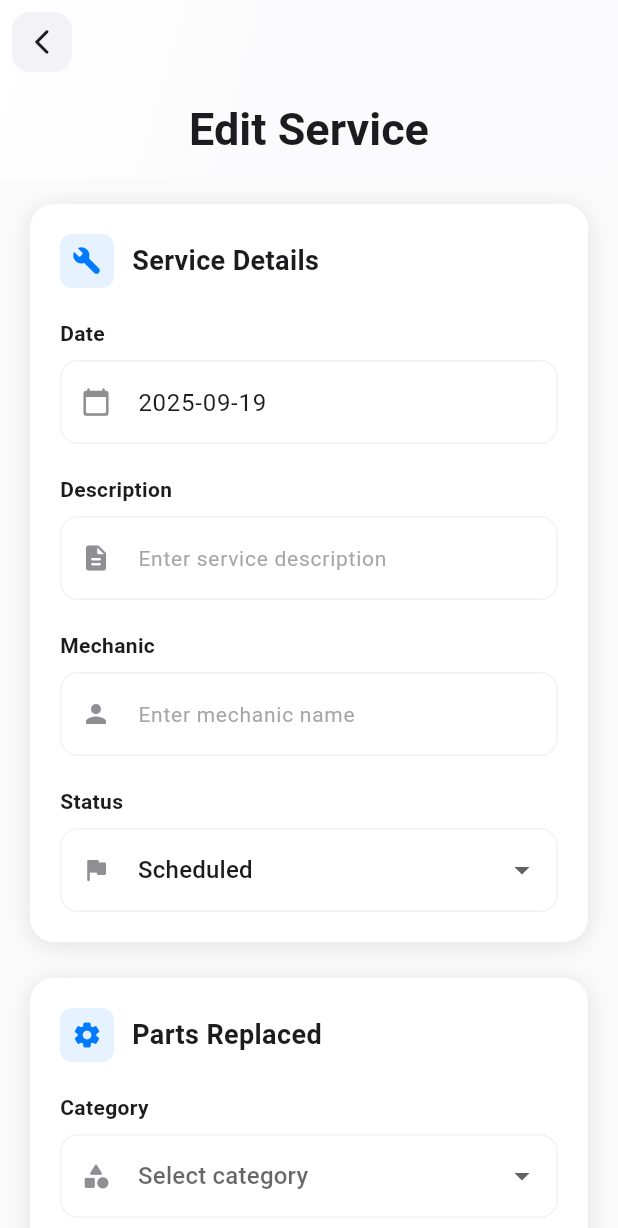
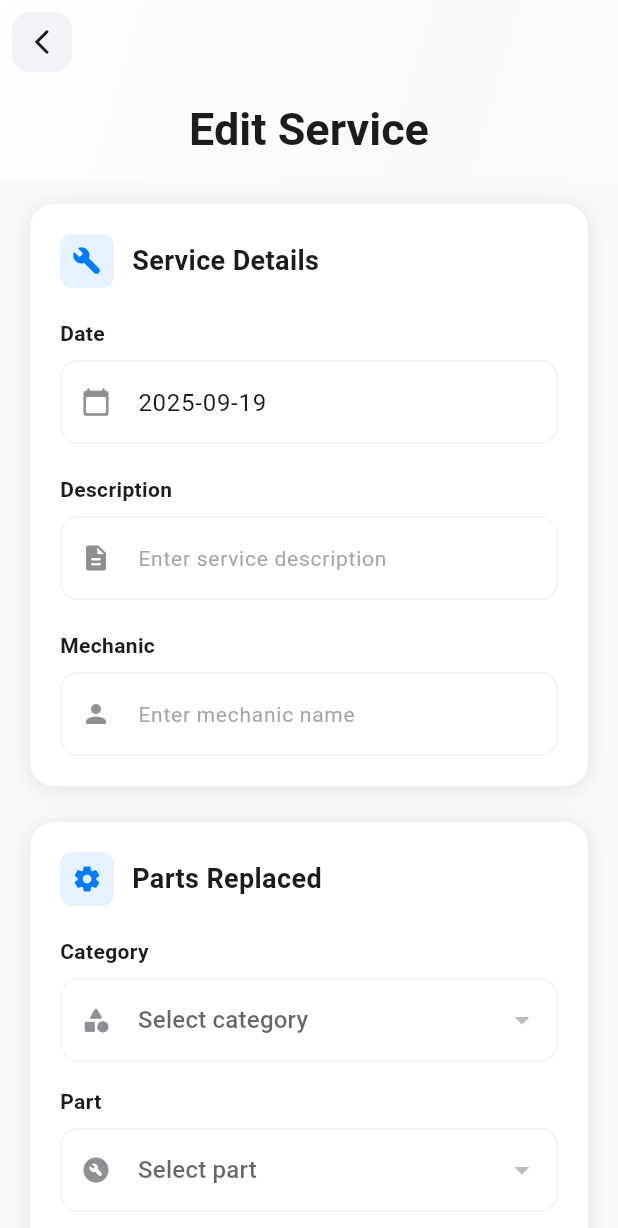
Before and after one commit to Jquann/workshoppro_manager, a Flutter app: the EditService screen opened directly with empty values, on a phone screen of 412 x 824 dp. Shown: the top 1228 px of the screen. Run offline on Flutter 3.47's test engine with Material 3 defaults, Android fonts, the light colour scheme and no system bars; our stand-ins replace cloud_firestore, cloud_functions, firebase_auth, firebase_core, pdf, permission_handler and 2 more; missing offline and left inert: mailer; accounts and stored records are empty; Roboto replaces fonts that are missing (SF Pro).

Commit message:
Update: Schedule

```diff
--- a/lib/pages/vehicles/edit_service.dart
+++ b/lib/pages/vehicles/edit_service.dart
@@ -86,26 +86,9 @@
 
   // Parts list being edited
   late final List<PartLine> _parts = List.of(widget.record.parts);
-  late String _status;
-  static const List<String> _statusOptions = [
-    ServiceRecordModel.statusAssign,
-    ServiceRecordModel.statusInProgress,
-    ServiceRecordModel.statusCompleted,
-    ServiceRecordModel.statusCancel,
-  ];
 
-  // For inventory dropdowns
-  static const List<String> _categories = <String>[
-    'Body',
-    'Brakes',
-    'Consumables',
-    'Electrical',
-    'Engine',
-    'Exhaust',
-    'Maintenance',
-    'Suspension',
-    'Transmission',
-  ];
+  List<String> _categories = [];
+  bool _catsLoading = true;
   String? _selectedCategory;
   List<InventoryPartVM> _availableParts = [];
   InventoryPartVM? _selectedPart;
@@ -144,10 +127,7 @@
         );
     _fadeAnimationController.forward();
     _slideAnimationController.forward();
-    _status = widget.record.status;
-
-    // Preload inventory for ALL categories so we can map names->categories for delta calc.
-    _preloadInventory();
+    _loadCategories();
   }
 
   @override
@@ -215,9 +195,9 @@
 
   // ----- inventory helpers -----
 
-  Future<void> _preloadInventory() async {
+  Future<void> _preloadInventory(List<String> categories) async {
     final svc = FirestoreService();
-    for (final c in _categories) {
+    for (final c in categories) {
       final rows = await svc.getPartsByCategory(c);
       for (final m in rows) {
         final vm = InventoryPartVM(
@@ -231,8 +211,8 @@
         _invIndex[vm.key] = vm;
       }
     }
-    if (mounted) setState(() {});
   }
+
 
   Future<List<InventoryPartVM>> _fetchParts(String category) async {
     final rows = await FirestoreService().getPartsByCategory(category);
@@ -485,29 +465,6 @@
               ),
               validator: _req,
               textCapitalization: TextCapitalization.words,
-            ),
-          ),
-          const SizedBox(height: 20),
-          _buildFormField(
-            label: 'Status',
-            child: DropdownButtonFormField<String>(
-              value: _status,
-              isExpanded: true,
-              decoration: _input('Select status', icon: Icons.flag_rounded),
-              items: _statusOptions.map((s) {
-                return DropdownMenuItem(
-                  value: s,
-                  child: Text(
-                    s[0].toUpperCase() + s.substring(1), // nice label
-                    overflow: TextOverflow.ellipsis,
-                  ),
-                );
-              }).toList(),
-              onChanged: (v) {
-                if (v == null) return;
-                setState(() => _status = v);
-              },
-              validator: _req,
             ),
           ),
         ],
@@ -1076,7 +1033,7 @@
       date: DateTime.parse(_date.text),
       description: _desc.text.trim(),
       mechanic: _mech.text.trim(),
-      status: _status,
+      status: widget.record.status,
       parts: List.of(_parts),
       labor: hours > 0
           ? [LaborLine(name: 'Labor', hours: hours, rate: rate)]
@@ -1238,13 +1195,10 @@
       _mech.text  = widget.record.mechanic;
       _notes.text = widget.record.notes ?? '';
 
-      // restore status
-      _status = widget.record.status;
-
-      // restore parts (deep copy to avoid aliasing)
+      // restore parts (deep copy)
       _parts
         ..clear()
-        ..addAll(_originalParts.map((p) =>
+        ..addAll(widget.record.parts.map((p) =>
             PartLine(name: p.name, quantity: p.quantity, unitPrice: p.unitPrice)));
 
       // clear inventory pickers & temp inputs
@@ -1258,4 +1212,24 @@
     _showSnackBar('Restored original service data', _kSuccess);
   }
 
+
+  Future<void> _loadCategories() async {
+    try {
+      final cats = await FirestoreService().getPartCategories();
+      if (!mounted) return;
+      setState(() {
+        _categories = cats;
+        _catsLoading = false;
+      });
+
+      // After we know the category names, preload inventory for labor calc & lookups
+      await _preloadInventory(cats);
+      if (mounted) setState(() {}); // refresh totals once inventory is in
+    } catch (e) {
+      if (!mounted) return;
+      setState(() => _catsLoading = false);
+      _showSnackBar('Failed to load categories: $e', _kError);
+    }
+  }
+
 }
```
Also changed, not shown: lib/firestore_service.dart (+8 -26 lines), lib/pages/schedule/add_schedule.dart (+10 -10 lines), lib/pages/vehicles/add_service.dart (+36 -6 lines), lib/pages/vehicles/view_service.dart (+165 -0 lines), firebase.json (added).
